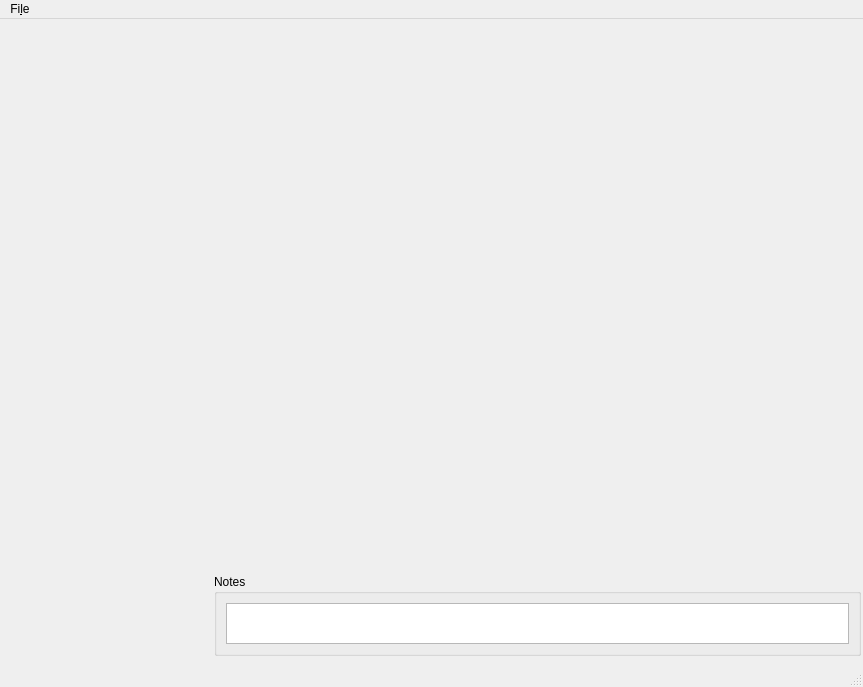
The window that storm_control/hal4000/qtdesigner/hal4000.ui (ZhuangLab/storm-control) describes before a commit, drawn with Qt 5.
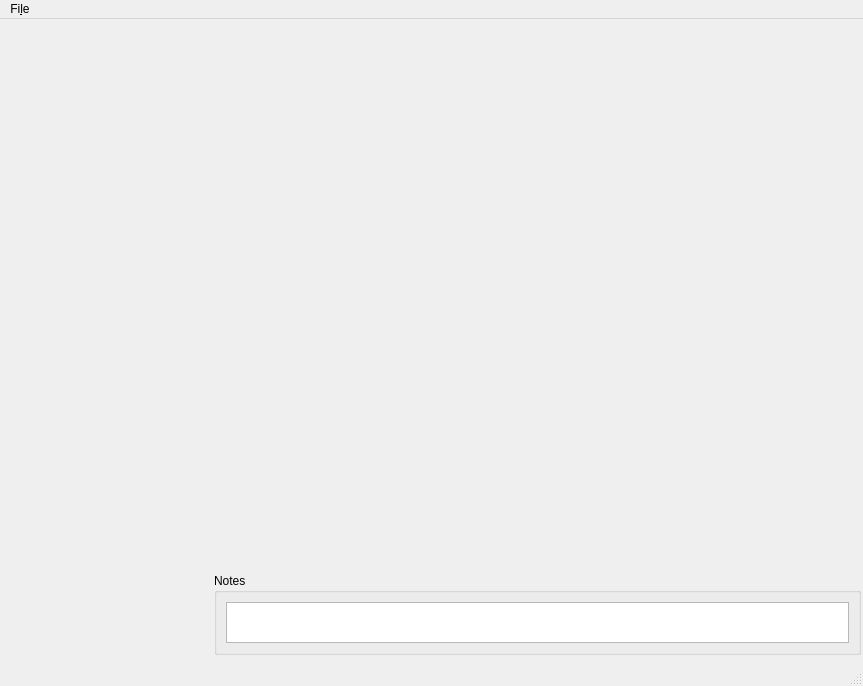
The same window after the commit. Icons and pictures are not drawn.

What changed in the file:
```diff
--- a/storm_control/hal4000/qtdesigner/hal4000.ui
+++ b/storm_control/hal4000/qtdesigner/hal4000.ui
@@ -7,7 +7,7 @@
     <x>0</x>
     <y>0</y>
     <width>863</width>
-    <height>687</height>
+    <height>686</height>
    </rect>
   </property>
   <property name="sizePolicy">
@@ -102,7 +102,7 @@
         <property name="minimumSize">
          <size>
           <width>645</width>
-          <height>551</height>
+          <height>550</height>
          </size>
         </property>
         <property name="maximumSize">
```
